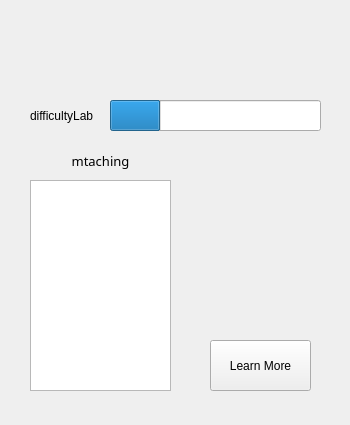
Qt form recipebutton.ui (ReneeTong/a8-edu-app) before a commit.
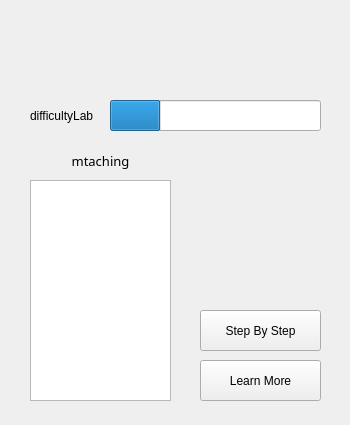
The same form after that commit.

What changed in the file:
```diff
--- a/recipebutton.ui
+++ b/recipebutton.ui
@@ -61,10 +61,10 @@
   <widget class="QPushButton" name="aboutBtn">
    <property name="geometry">
     <rect>
-     <x>210</x>
-     <y>340</y>
-     <width>101</width>
-     <height>51</height>
+     <x>200</x>
+     <y>360</y>
+     <width>121</width>
+     <height>41</height>
     </rect>
    </property>
    <property name="mouseTracking">
@@ -96,7 +96,7 @@
      <x>30</x>
      <y>180</y>
      <width>141</width>
-     <height>211</height>
+     <height>221</height>
     </rect>
    </property>
    <property name="selectionMode">
@@ -128,6 +128,19 @@
     <set>Qt::AlignCenter</set>
    </property>
   </widget>
+  <widget class="QPushButton" name="stepsBtn">
+   <property name="geometry">
+    <rect>
+     <x>200</x>
+     <y>310</y>
+     <width>121</width>
+     <height>41</height>
+    </rect>
+   </property>
+   <property name="text">
+    <string>Step By Step</string>
+   </property>
+  </widget>
  </widget>
  <resources/>
  <connections/>
```
